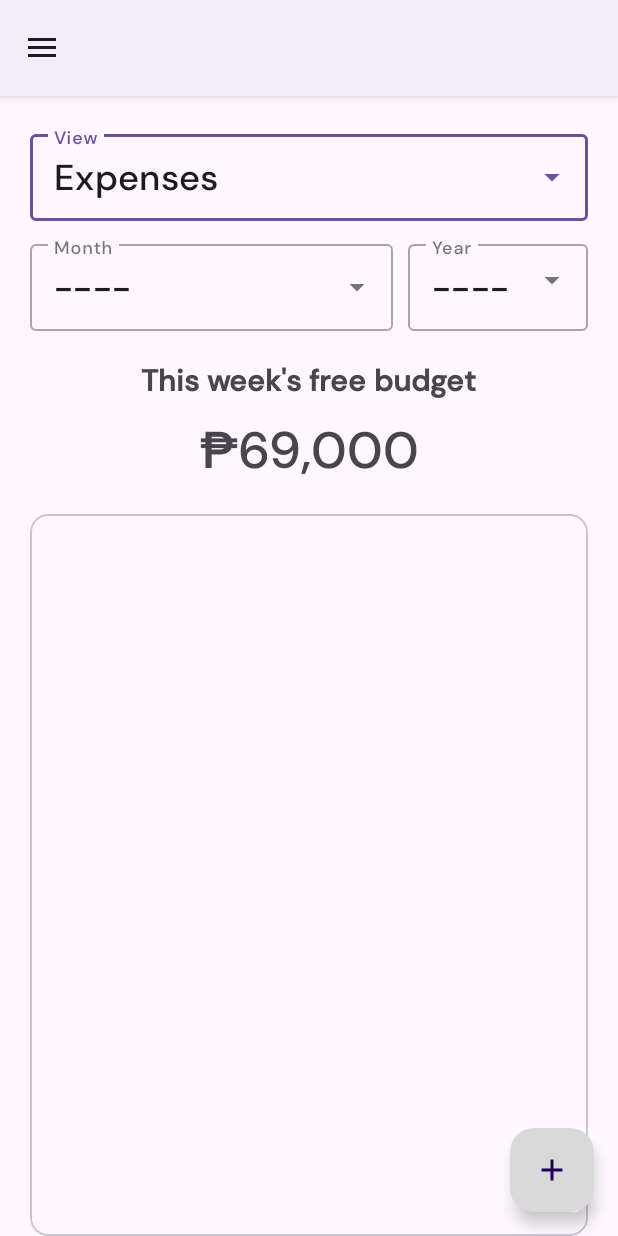
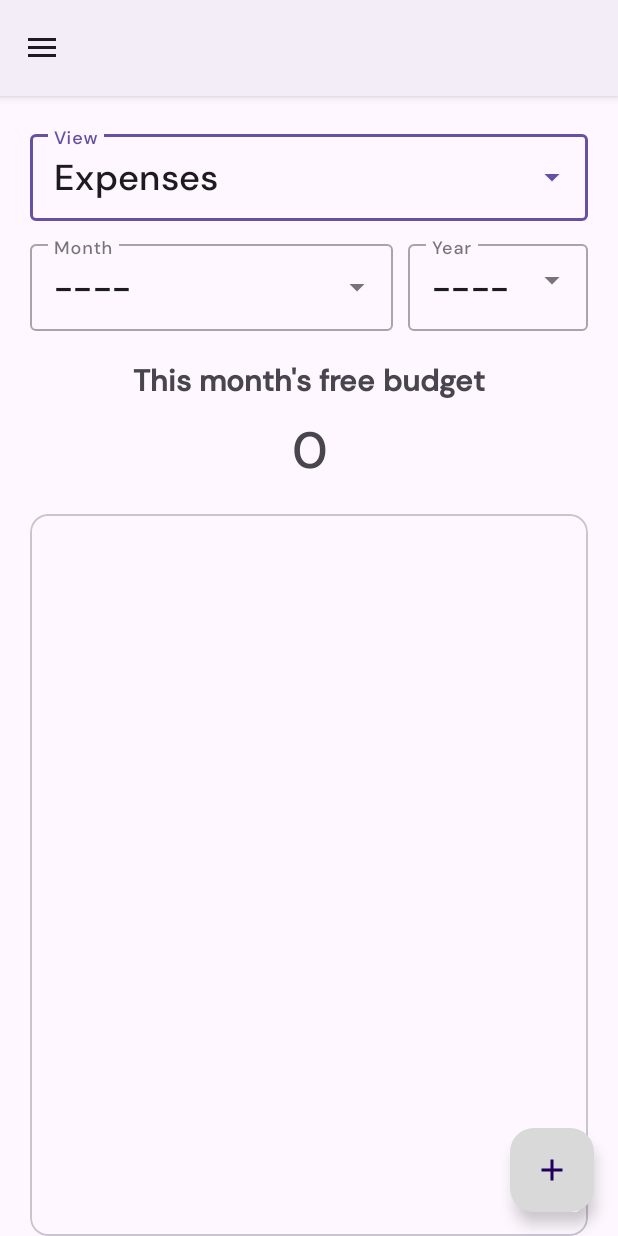
Before and after one commit to rckash/ExpenseTrackerApp, an Android app: the screen it shows after launch once a user with an empty profile is signed in (MainActivity), in the side drawer, after a tap on "Report", on a phone screen of 412 x 824 dp. Run offline under Robolectric (Android 15) with nearby library versions, the phone set to English and light mode, and no system bars; our stand-ins replace Firebase (no records; nobody signed in at launch, a user with empty details on screens opened directly), Room's generated code; libraries missing offline, so code that uses them is left out: com.github.mikephil.charting; 9 statements that could not run were skipped.

```diff
--- a/app/src/main/java/com/example/expensetrackerapp/fragments/ReportFragment.kt
+++ b/app/src/main/java/com/example/expensetrackerapp/fragments/ReportFragment.kt
@@ -1,5 +1,7 @@
 package com.example.expensetrackerapp.fragments
 
+import android.animation.ObjectAnimator
+import android.os.Build
 import android.os.Bundle
 import android.util.Log
 import android.view.LayoutInflater
@@ -7,6 +9,7 @@ import android.view.View
 import android.view.ViewGroup
 import android.widget.ArrayAdapter
 import android.widget.Toast
+import androidx.annotation.RequiresApi
 import androidx.appcompat.app.AlertDialog
 import androidx.core.view.isVisible
 import androidx.fragment.app.Fragment
@@ -27,6 +30,7 @@ import kotlinx.coroutines.launch
 import kotlinx.coroutines.withContext
 import java.text.DateFormat
 import java.time.LocalDate
+import java.time.LocalDateTime
 import java.time.format.DateTimeFormatter
 import java.util.Calendar
 
@@ -69,6 +73,7 @@ class ReportFragment : Fragment() {
 
     }
 
+    @RequiresApi(Build.VERSION_CODES.O)
     override fun onCreateView(
         inflater: LayoutInflater, container: ViewGroup?,
         savedInstanceState: Bundle?
@@ -97,6 +102,8 @@ class ReportFragment : Fragment() {
 
         var monthQuery: String = "__"
         var yearQuery: String = "____"
+
+        getMonthlyFreeBudget()
 
         firestore = FirebaseFirestore.getInstance()
 
@@ -179,6 +186,7 @@ class ReportFragment : Fragment() {
             viewExpensesSortedByMonth(searchQuery)
             viewIncomeSortedByMonth(searchQuery)
             viewExpensesAndIncome()
+            getMonthlyFreeBudget()
         }
 
         binding.yearAutoCompleteTextView.setOnItemClickListener { parent, view, position, id ->
@@ -194,6 +202,7 @@ class ReportFragment : Fragment() {
             viewExpensesSortedByMonth(searchQuery)
             viewIncomeSortedByMonth(searchQuery)
             viewExpensesAndIncome()
+            getMonthlyFreeBudget()
         }
 
         expenseAdapter.onExpenseClick = { expenses ->
@@ -301,6 +310,7 @@ class ReportFragment : Fragment() {
                 updateExpense(expenseItem)
                 viewExpenses()
                 viewExpensesAndIncome()
+                getMonthlyFreeBudget()
             }
                 alertDialogBuilder.setNegativeButton("Cancel") { dialog, _ ->
                     dialog.dismiss()
@@ -315,6 +325,7 @@ class ReportFragment : Fragment() {
             deleteExpense(expenseItem)
             viewExpenses()
             viewExpensesAndIncome()
+            getMonthlyFreeBudget()
         }
 
         incomeAdapter.onExpenseClick = { income ->
@@ -421,6 +432,7 @@ class ReportFragment : Fragment() {
                 updateIncome(incomeItem)
                 viewIncome()
                 viewExpensesAndIncome()
+                getMonthlyFreeBudget()
             }
             alertDialogBuilder.setNegativeButton("Cancel") { dialog, _ ->
                 dialog.dismiss()
@@ -435,6 +447,7 @@ class ReportFragment : Fragment() {
             deleteIncome(incomeItem)
             viewIncome()
             viewExpensesAndIncome()
+            getMonthlyFreeBudget()
         }
 
         expensesIncomeAdapter.onExpenseClick = { expensesAndIncome ->
@@ -548,6 +561,7 @@ class ReportFragment : Fragment() {
                 updateIncome(incomeItem)
                 viewIncome()
                 viewExpensesAndIncome()
+                getMonthlyFreeBudget()
             }
             alertDialogBuilder.setNegativeButton("Cancel") { dialog, _ ->
                 dialog.dismiss()
@@ -562,11 +576,72 @@ class ReportFragment : Fragment() {
             deleteIncome(incomeItem)
             viewIncome()
             viewExpensesAndIncome()
+            getMonthlyFreeBudget()
         }
 
         return binding.root
     }
 
+    @RequiresApi(Build.VERSION_CODES.O)
+    private fun getDate(): Triple<String, String, String> {
+        // get current date
+        val now = LocalDateTime.now()
+        val day = now.dayOfMonth.toString()
+        val month = now.month.toString()
+        val year = now.year.toString()
+
+        val firstCharacter = month[0]
+        val restOfString = month.substring(1)
+
+        val formattedMonth = firstCharacter.uppercase() + restOfString.lowercase()
+
+        return Triple(day, formattedMonth, year)
+    }
+
+    @RequiresApi(Build.VERSION_CODES.O)
+    private fun getMonthlyFreeBudget() {
+        val user = FirebaseAuth.getInstance().currentUser
+        val userUid = user?.uid.toString()
+
+        val currentDate = getDate()
+        var monthCode = "__"
+        when (currentDate.second) {
+            "January" -> { monthCode = "01" }
+            "February" -> { monthCode = "02" }
+            "March" -> { monthCode = "03" }
+            "April" -> { monthCode = "04" }
+            "May" -> { monthCode = "05" }
+            "June" -> { monthCode = "06" }
+            "July" -> { monthCode = "07" }
+            "August" -> { monthCode = "08" }
+            "September" -> { monthCode = "09" }
+            "October" -> { monthCode = "10" }
+            "November" -> { monthCode = "11" }
+            "December" -> { monthCode = "12" }
+        }
+
+        var monthExpense: Int = 0
+        var monthIncome: Int = 0
+        GlobalScope.launch(Dispatchers.IO) {
+            for (expense in appDB.getExpenses().getAllExpensesSortedByMonth("${currentDate.third}${monthCode}__")) {
+                if (userUid == expense.user) {
+                    monthExpense += expense.price
+                }
+            }
+            for (income in appDB.getExpenses().getAllIncomeSortedByMonth("${currentDate.third}${monthCode}__")) {
+                if (userUid == income.user) {
+                    monthIncome += income.price
+                }
+            }
+            withContext(Dispatchers.Main) {
+                // UI setup
+                val freeBudget = monthIncome - monthExpense
+                binding.tvBudget.text = freeBudget.toString()
+            }
+        }
+    }
+
+    @RequiresApi(Build.VERSION_CODES.O)
     private fun showAddDialog() {
         val user = FirebaseAuth.getInstance().currentUser
         val userUid = user?.uid.toString()
@@ -654,12 +729,14 @@ class ReportFragment : Fragment() {
                 saveExpense(newItem)
                 viewExpenses()
                 viewExpensesAndIncome()
+                getMonthlyFreeBudget()
 
             } else {
                 val newItem = Expenses(0, name, price, expenseOrIncomeCategory, dateInt, dateString, false, userUid)
                 saveExpense(newItem)
                 viewIncome()
                 viewExpensesAndIncome()
+                getMonthlyFreeBudget()
             }
             dialog.dismiss()
         }
--- a/app/src/main/java/com/example/expensetrackerapp/recyclerview/ExpenseItemViewHolder.kt
+++ b/app/src/main/java/com/example/expensetrackerapp/recyclerview/ExpenseItemViewHolder.kt
@@ -8,7 +8,7 @@ class ExpenseItemViewHolder (val expenseBinding: ExpenseItemLayoutBinding): Recy
 
     fun bind (expense: Expenses) {
         expenseBinding.tvNameExpenses.text = expense.name
-        expenseBinding.tvPriceExpenses.text = "₱" + expense.price.toString()
+        expenseBinding.tvPriceExpenses.text = expense.price.toString()
         expenseBinding.tvDateExpenses.text = expense.dateString
     }
 }
--- a/app/src/main/res/layout/fragment_report.xml
+++ b/app/src/main/res/layout/fragment_report.xml
@@ -83,7 +83,7 @@
             android:layout_height="27dp"
             android:layout_marginTop="20dp"
             android:fontFamily="@font/dm_sans_medium"
-            android:text="This week's free budget"
+            android:text="This month's free budget"
             android:textSize="20sp"
             android:textStyle="bold"
             app:layout_constraintEnd_toEndOf="@+id/dropdown_menu"
```
